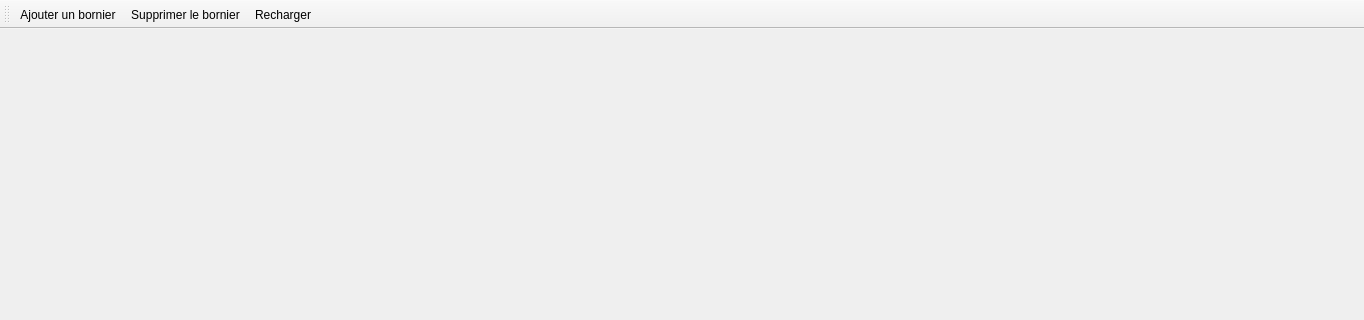
First picture: the form in sources/TerminalStrip/ui/terminalstripeditorwindow.ui, repository qelectrotech/qelectrotech-source-mirror, before the edit; both pictures show x 0 to 1364 and y 0 to 320 of the 1364 by 868 pixel window.
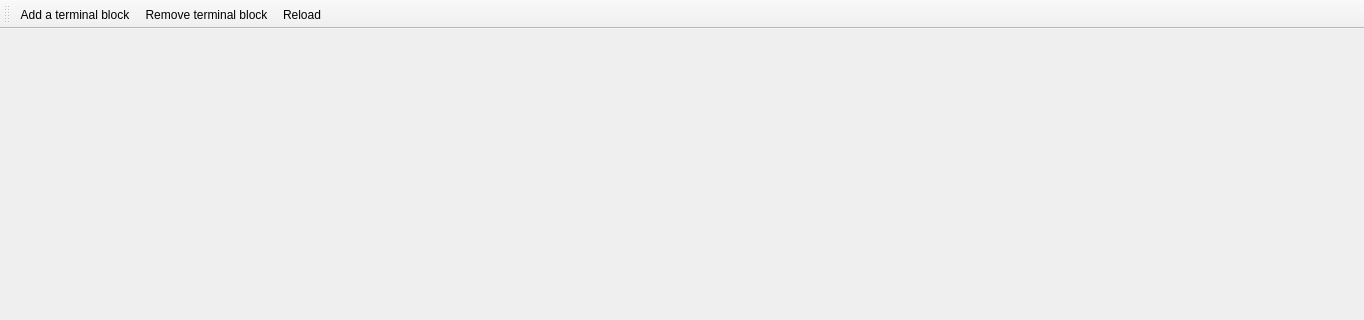
Second picture: the form after the edit. Icons and pictures are not drawn.

Diff of the .ui file:
```diff
--- a/sources/TerminalStrip/ui/terminalstripeditorwindow.ui
+++ b/sources/TerminalStrip/ui/terminalstripeditorwindow.ui
@@ -57,7 +57,7 @@
     <iconset theme="list-add"/>
    </property>
    <property name="text">
-    <string>Ajouter un bornier</string>
+    <string>Add a terminal block</string>
    </property>
    <property name="toolTip">
     <string>Ajouter un bornier au projet</string>
@@ -68,7 +68,7 @@
     <iconset theme="list-remove"/>
    </property>
    <property name="text">
-    <string>Supprimer le bornier</string>
+    <string>Remove terminal block</string>
    </property>
    <property name="toolTip">
     <string>Supprimer le bornier du projet</string>
@@ -79,7 +79,7 @@
     <iconset theme="view-refresh"/>
    </property>
    <property name="text">
-    <string>Recharger</string>
+    <string>Reload</string>
    </property>
    <property name="toolTip">
     <string>Recharger les borniers</string>
```
Left out of the diff: 8 changed lines with no effect on the pictures.
